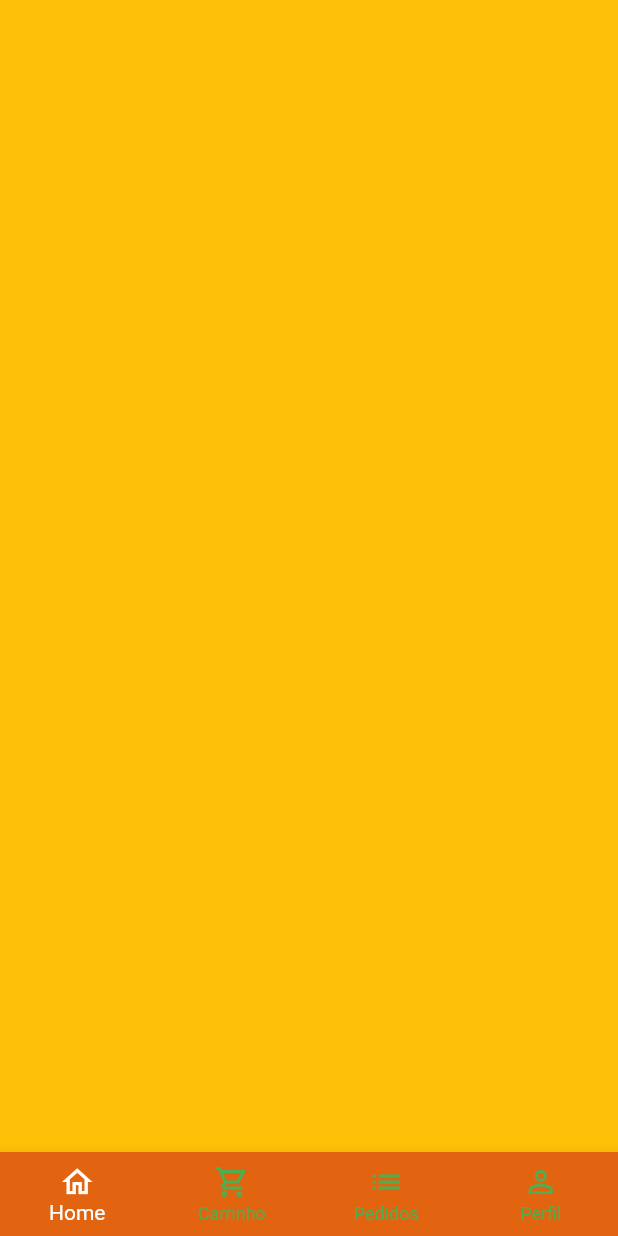
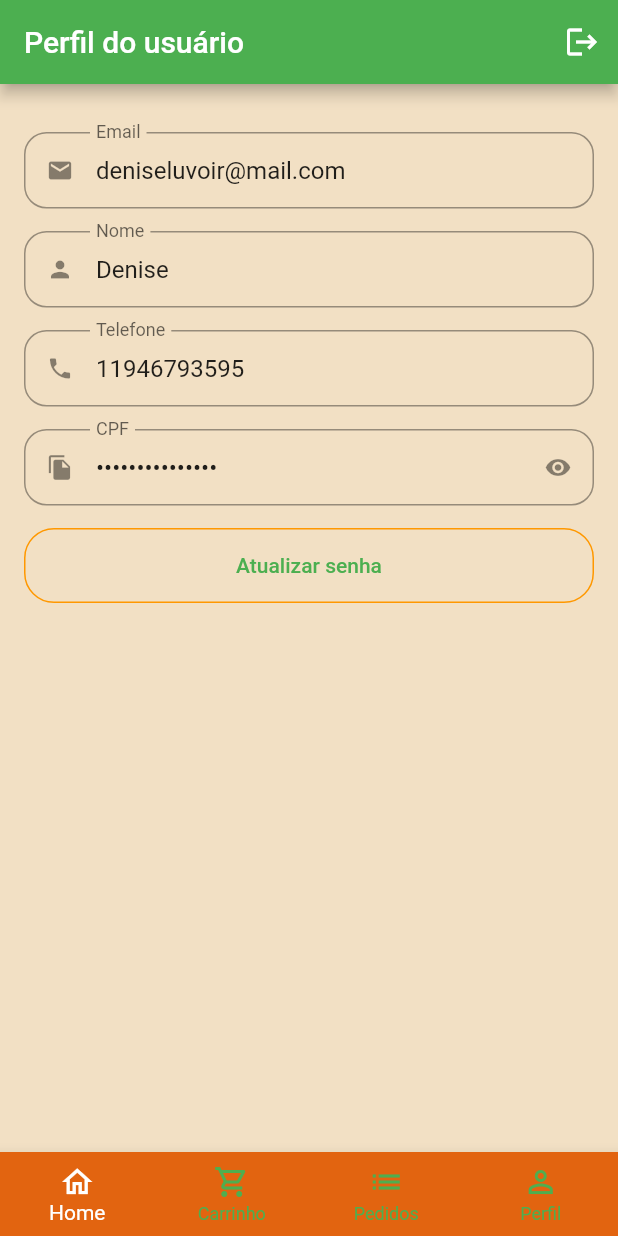
Before and after one commit to DeniseBarbosa/projeto01, a Flutter app: the TelaBase screen opened directly, swiped to page 4, on a phone screen of 412 x 824 dp. Run offline on Flutter 3.47's test engine with Material 2 defaults, Android fonts, the phone set to English and light mode, and no system bars; our stand-ins replace animated_text_kit, mask_text_input_formatter.

Commit message:
Perfil de usuario

```diff
--- a/hortifruti/lib/src/config/app_dados.dart
+++ b/hortifruti/lib/src/config/app_dados.dart
@@ -1,5 +1,6 @@
 import 'package:hortifruti/src/models/carrinho_lista.dart';
 import 'package:hortifruti/src/models/item.dart';
+import 'package:hortifruti/src/models/usuario.dart';
 
 //pertence a seção imagens
 
@@ -85,3 +86,14 @@ List<CarrinhoItem> carrinhoItem = [
     quantidade: 6,
   ),
 ];
+
+//aqui é ferente a pagina de usuarios
+// e referente ao arquivo class usuario.dart
+UsuarioModel usuario = UsuarioModel(
+  celular: "11946793595" ,
+  email: "deniseluvoir@mail.com" ,
+  cpf: "004.294.702 -23",
+  nome: "Denise",
+  senha: "",
+
+);
--- /dev/null
+++ b/hortifruti/lib/src/models/usuario.dart
@@ -0,0 +1,18 @@
+// essa class é referene ao perfil do usuario
+
+class UsuarioModel{
+  String nome;
+  String email;
+  String senha;
+  String celular;
+  String cpf;
+
+  UsuarioModel({
+    required this.celular,
+    required this.cpf,
+    required this.email,
+    required this.nome,
+    required this.senha,
+
+  });
+}
--- a/hortifruti/lib/src/pages/autenticacao/tela_cadastro.dart
+++ b/hortifruti/lib/src/pages/autenticacao/tela_cadastro.dart
@@ -1,5 +1,5 @@
 import 'package:flutter/material.dart';
-import 'package:hortifruti/src/pages/autenticacao/components/customizar_texto_campo.dart';
+import 'package:hortifruti/src/pages/widgets/customizar_texto_campo.dart';
 import 'package:hortifruti/src/config/cor_customizada.dart';
 import 'package:mask_text_input_formatter/mask_text_input_formatter.dart';
 
--- a/hortifruti/lib/src/pages/autenticacao/tela_login.dart
+++ b/hortifruti/lib/src/pages/autenticacao/tela_login.dart
@@ -1,6 +1,6 @@
 import 'package:animated_text_kit/animated_text_kit.dart';
 import 'package:flutter/material.dart';
-import 'package:hortifruti/src/pages/autenticacao/components/customizar_texto_campo.dart';
+import 'package:hortifruti/src/pages/widgets/customizar_texto_campo.dart';
 import 'package:hortifruti/src/pages/autenticacao/tela_cadastro.dart';
 import 'package:hortifruti/src/pages/base/tela_base.dart';
 import 'package:hortifruti/src/config/cor_customizada.dart';
--- a/hortifruti/lib/src/pages/base/tela_base.dart
+++ b/hortifruti/lib/src/pages/base/tela_base.dart
@@ -2,6 +2,7 @@ import 'package:flutter/material.dart';
 import 'package:hortifruti/src/carrinho/pagina_carrinho.dart';
 import 'package:hortifruti/src/config/cor_customizada.dart';
 import 'package:hortifruti/src/pages/home/home.dart';
+import 'package:hortifruti/src/pages/perfil/perfil_tab.dart';
 
 class TelaBase extends StatefulWidget {
   TelaBase({super.key});
@@ -32,13 +33,11 @@ class _TelaBaseState extends State<TelaBase> {
         children: [
           //pagina home
           Home(),
-               Carrinho(),
+          Carrinho(),
           Container(
             color: Colors.purple,
           ),
-          Container(
-            color: Colors.amber,
-          ),
+          PerfilTab(),
         ],
       ),
       bottomNavigationBar: BottomNavigationBar(
--- /dev/null
+++ b/hortifruti/lib/src/pages/perfil/perfil_tab.dart
@@ -0,0 +1,175 @@
+import 'package:flutter/material.dart';
+import 'package:hortifruti/src/pages/widgets/customizar_texto_campo.dart';
+import 'package:hortifruti/src/config/app_dados.dart' as appDados;
+
+class PerfilTab extends StatefulWidget {
+  const PerfilTab({super.key});
+
+  @override
+  State<PerfilTab> createState() => _PerfilTabState();
+}
+
+class _PerfilTabState extends State<PerfilTab> {
+  @override
+  Widget build(BuildContext context) {
+    return Scaffold(
+      appBar: AppBar(
+        title: Text("Perfil do usuário"),
+        //botão para sair da pagina
+        actions: [
+          IconButton(
+            onPressed: () {},
+            icon: Icon(Icons.logout),
+          ),
+        ],
+      ),
+      //cria o formulario
+      body: ListView(
+        physics: BouncingScrollPhysics(),
+        padding: EdgeInsets.fromLTRB(16, 32, 16, 16),
+        children: [
+          //=> lembrando que se refere ao aquivo de customização de campo, q se encontra no arquivo
+          //customizar_texto.dar na pasta widgets
+          //Email
+          CustomizarTextoCampo(
+            apenasLeitura: true,
+            valorInicial: appDados.usuario.email,
+            icon: Icons.email,
+            label: "Email",
+          ),
+          //Nome
+          CustomizarTextoCampo(
+            apenasLeitura: true,
+            valorInicial: appDados.usuario.nome,
+            icon: Icons.person,
+            label: "Nome",
+          ),
+          //Celular
+          CustomizarTextoCampo(
+            apenasLeitura: true,
+            valorInicial: appDados.usuario.celular,
+            icon: Icons.phone,
+            label: "Telefone",
+          ),
+          //CPF
+          CustomizarTextoCampo(
+            apenasLeitura: true,
+            valorInicial: appDados.usuario.cpf,
+            icon: Icons.file_copy,
+            label: "CPF",
+            esconderSenha: true,
+          ),
+          //Botão de atualização de senha
+          //SizedBox => foi usado para aumentar o tamanho do botão
+          SizedBox(
+            height: 50,
+            child: OutlinedButton(
+              //estilizando o botão
+              style: OutlinedButton.styleFrom(
+                //deixa as bordas de cor laranja
+                side: BorderSide(color: Colors.orange),
+                //deixando as bordas do botão arredondado
+                shape: RoundedRectangleBorder(
+                  borderRadius: BorderRadius.circular(20),
+                ),
+              ),
+              onPressed: () {
+                //some um modal para atualizar a senha
+                atualizarSenha();
+              },
+              child: Text("Atualizar senha"),
+            ),
+          ),
+        ],
+      ),
+    );
+  }
+
+  //função para o botão de atualizar e será necessaria mudar o stateless para statefull
+  Future<bool?> atualizarSenha() {
+    return showDialog(
+      context: context,
+      builder: (context) {
+        return Dialog(
+          //deixa as bordas do modal arredondadas
+          shape:
+              RoundedRectangleBorder(borderRadius: BorderRadius.circular(20)),
+          //Stack => foi usado para colocar o botão de fechar
+          child: Stack(
+            children: [
+              Padding(
+                //antes disso o conteudo ficava muito junto
+                padding: const EdgeInsets.all(16),
+                child: Column(
+                  //deixa o botão do tamanho o conteudo
+                  crossAxisAlignment: CrossAxisAlignment.stretch,
+                  //vai fazer que o crescimento no eixo vertical seja o minimo possivel
+                  mainAxisSize: MainAxisSize.min,
+                  children: [
+                    Padding(
+                      //vai dar um espaçmento no texto
+                      padding: const EdgeInsets.symmetric(vertical: 12),
+                      child: Text(
+                        "Atualização de senha",
+                        //deixar o texto no centro
+                        textAlign: TextAlign.center,
+                        style: TextStyle(
+                          fontSize: 18,
+                          fontWeight: FontWeight.bold,
+                        ),
+                      ),
+                    ),
+                    CustomizarTextoCampo(
+                      esconderSenha: true,
+                      icon: Icons.lock,
+                      label: "Senha atual",
+                    ),
+                    CustomizarTextoCampo(
+                      esconderSenha: true,
+                      icon: Icons.lock_outline,
+                      label: "Nova Senha",
+                    ),
+                    CustomizarTextoCampo(
+                      esconderSenha: true,
+                      icon: Icons.lock_outline,
+                      label: "Confirmar nova senha",
+                    ),
+                    //botão de confirmação
+                    //SizedBox => foi necessario para deixar o botão mais alto
+                    SizedBox(
+                      height: 45,
+                      child: ElevatedButton(
+                        //arredondar o botão
+                        style: ElevatedButton.styleFrom(
+                          shape: RoundedRectangleBorder(
+                            borderRadius: BorderRadius.circular(
+                              20,
+                            ),
+                          ),
+                        ),
+                        onPressed: () {},
+                        child: Text("Atualizar"),
+                      ),
+                    ),
+                  ],
+                ),
+              ),
+
+              //botão de fechar
+              Positioned(
+                top: 5,
+                right: 5,
+                child: IconButton(
+                  onPressed: () {
+                    Navigator.of(context).pop();
+                  },
+                  icon: Icon(Icons.close),
+                ),
+              ),
+            ],
+          ),
+        );
+      },
+    );
+  }
+}
--- a/hortifruti/lib/src/pages/autenticacao/components/customizar_texto_campo.dart
+++ b/hortifruti/lib/src/pages/widgets/customizar_texto_campo.dart
@@ -8,13 +8,19 @@ class CustomizarTextoCampo extends StatefulWidget {
   final bool esconderSenha;
   //referente ao MaskTextInputFormatter vide tela de cadastro
   final List<TextInputFormatter>? FormatarCampo;
+  //refere-se a pagina de perfil
+  final String? valorInicial;
+  //apenas leitura para o usuario não pode editar
+  final bool apenasLeitura;
 
   const CustomizarTextoCampo({
     super.key,
     required this.icon,
     required this.label,
     this.esconderSenha = false,
+    this.valorInicial,
     this.FormatarCampo,
+    this.apenasLeitura = false,
   });
 
   @override
@@ -36,6 +42,10 @@ class _CustomizarTextoCampoState extends State<CustomizarTextoCampo> {
     return Padding(
       padding: const EdgeInsets.only(bottom: 15),
       child: TextFormField(
+        //campo apenas de leitura não  pode ser editado
+        readOnly: widget.apenasLeitura,
+        //referente a pagina de perfil
+        initialValue: widget.valorInicial,
         inputFormatters: widget.FormatarCampo,
         obscureText: esconder, //deixa a senha oculta
         decoration: InputDecoration(
```
Also changed, not shown: hortifruti/assets/images/gym pass.jpg (added).
